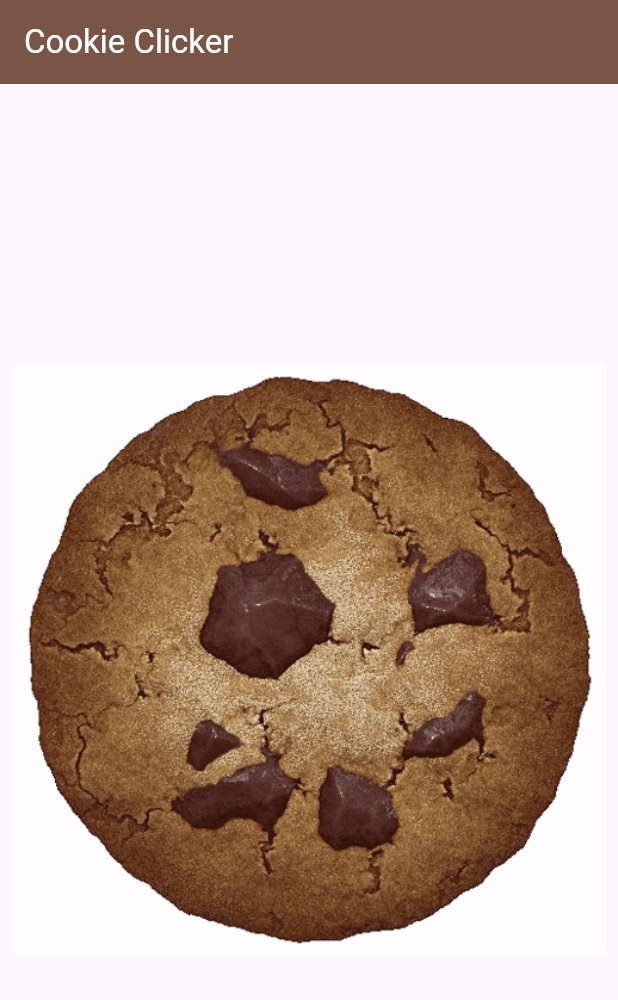
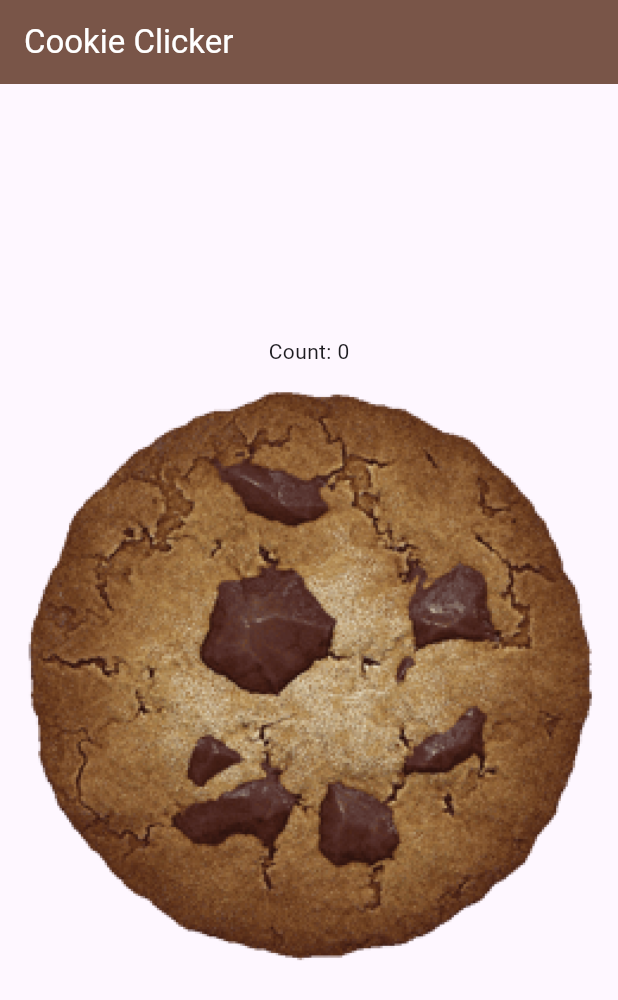
Before and after one commit to thaislins/cookie-clicker, a Flutter app: the screen it shows after launch, on a phone screen of 412 x 824 dp. Shown: the top 1000 px of the screen. Run offline on Flutter 3.47's test engine with Material 3 defaults, Android fonts, the light colour scheme and no system bars.

Commit message:
Add counter for cookie clicks

```diff
--- /dev/null
+++ b/lib/cookie_clicker.dart
@@ -0,0 +1,30 @@
+import 'package:flutter/material.dart';
+
+class CookieClicker extends StatefulWidget {
+  const CookieClicker({super.key});
+
+  @override
+  State<CookieClicker> createState() => _CookieClickerState();
+}
+
+class _CookieClickerState extends State<CookieClicker> {
+  int count = 0;
+
+  @override
+  Widget build(BuildContext context) {
+    return Column(
+      mainAxisAlignment: MainAxisAlignment.center,
+      children: [
+        Text('Count: $count'),
+        IconButton(
+          onPressed: () {
+            setState(() {
+              count++;
+            });
+          },
+          icon: Image.asset("images/cookie.png"),
+        ),
+      ],
+    );
+  }
+}
--- a/lib/main.dart
+++ b/lib/main.dart
@@ -1,3 +1,4 @@
+import 'package:cookie_clicker/cookie_clicker.dart';
 import 'package:flutter/material.dart';
 
 void main() {
@@ -16,12 +17,7 @@ class MyApp extends StatelessWidget {
           backgroundColor: Colors.brown,
           foregroundColor: Colors.white,
         ),
-        body: Center(
-          child: IconButton(
-            onPressed: () {},
-            icon: Image.asset("images/cookie_clicker.png"),
-          ),
-        ),
+        body: Center(child: CookieClicker()),
       ),
     );
   }
--- a/pubspec.yaml
+++ b/pubspec.yaml
@@ -58,7 +58,7 @@ flutter:
 
   # To add assets to your application, add an assets section, like this:
   assets:
-    - images/cookie_clicker.png
+    - images/cookie.png
   #   - images/a_dot_burr.jpeg
   #   - images/a_dot_ham.jpeg
 
```
Also changed, not shown: images/cookie.png (added), images/cookie_clicker.png (deleted).
